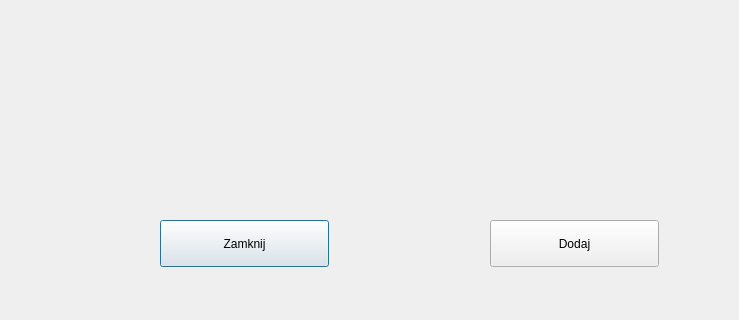
Old version of the form cardwindow.ui in the repository marcinwozniak0/BakcylProgramowania_2020; both pictures show x 0 to 739 and y 630 to 950 of the 825 by 950 pixel window.
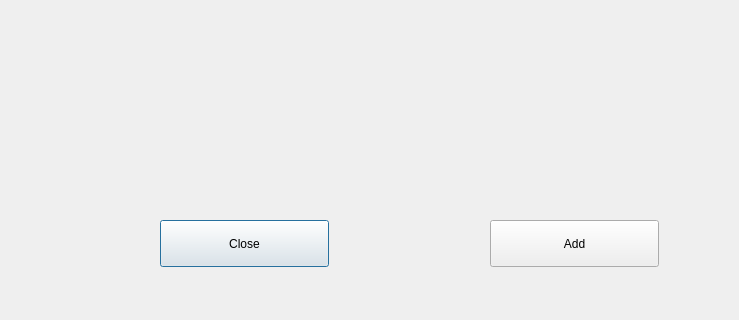
New version of the form.

The edit to the form file:
```diff
--- a/cardwindow.ui
+++ b/cardwindow.ui
@@ -23,7 +23,7 @@
     </rect>
    </property>
    <property name="text">
-    <string>Zamknij</string>
+    <string>Close</string>
    </property>
   </widget>
   <widget class="QPushButton" name="pushButton_2">
@@ -36,14 +36,14 @@
     </rect>
    </property>
    <property name="text">
-    <string>Dodaj</string>
+    <string>Add</string>
    </property>
   </widget>
   <widget class="QLabel" name="label">
    <property name="geometry">
     <rect>
-     <x>130</x>
-     <y>40</y>
+     <x>120</x>
+     <y>30</y>
      <width>561</width>
      <height>781</height>
     </rect>
```
